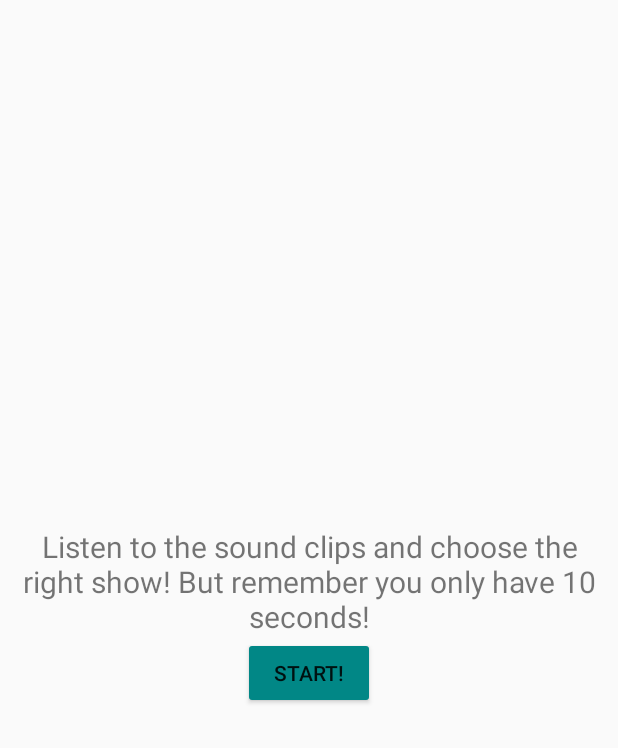
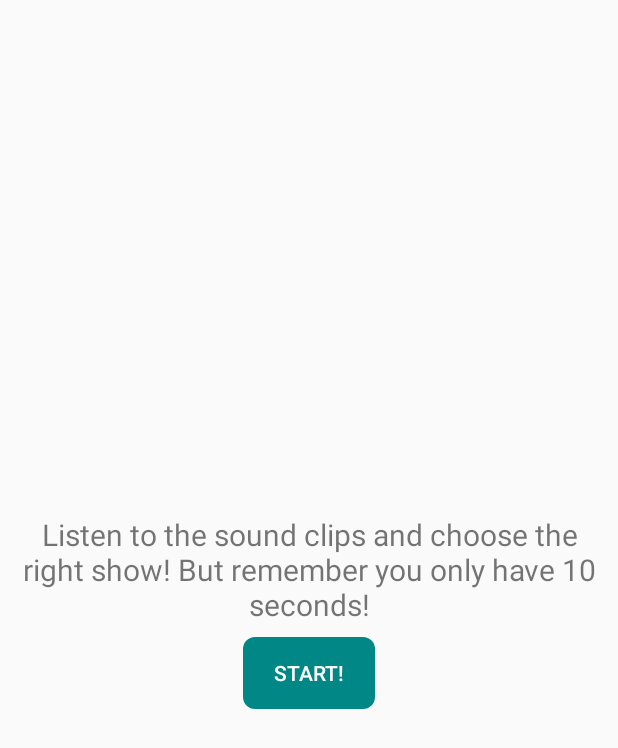
Before and after one commit to bluespacecube/Guess_That_Theme_Song, an Android app: the layout activity_game.xml on its own in the app's theme, with its tools: preview values and no code run, on a phone screen of 412 x 824 dp. Shown: the top 748 px of the screen. Run offline under Robolectric (Android 15) with nearby library versions, the phone set to English and light mode, and no system bars.

Commit message:
Fixed randomised answer options not working changes button design and fixed music timer showing to quickly

```diff
--- a/app/src/main/java/com/thomasv/guessthatthemesong/Question.java
+++ b/app/src/main/java/com/thomasv/guessthatthemesong/Question.java
@@ -1,7 +1,7 @@
 package com.thomasv.guessthatthemesong;
 
 public class Question {
-    private String[] answerChoices;
+    private final String[] answerChoices;
     private String songFileName;
     private int correctAnswerPos;
 
@@ -16,8 +16,8 @@ public class Question {
         return answerChoices;
     }
 
-    public int getCorrectAnswerPos(){
-        return correctAnswerPos;
+    public String getCorrectAnswer(){
+        return answerChoices[correctAnswerPos];
     }
 
     public String getSongFileName(){
--- /dev/null
+++ b/app/src/main/res/drawable/button2_shape.xml
@@ -0,0 +1,12 @@
+<?xml version="1.0" encoding="utf-8"?>
+<shape xmlns:android="http://schemas.android.com/apk/res/android" >
+
+    <solid android:color="@color/teal_700" />
+
+    <corners
+        android:bottomLeftRadius="8dp"
+        android:bottomRightRadius="8dp"
+        android:topLeftRadius="8dp"
+        android:topRightRadius="8dp" />
+
+</shape>
--- a/app/src/main/res/layout/activity_game.xml
+++ b/app/src/main/res/layout/activity_game.xml
@@ -26,12 +26,16 @@
 
         <Button
             android:id="@+id/start_button"
+            style="@style/Widget.AppCompat.Button.Borderless"
             android:layout_width="wrap_content"
             android:layout_height="wrap_content"
             android:layout_gravity="center"
+            android:layout_margin="8dp"
+            android:background="@drawable/button2_shape"
             android:backgroundTint="@color/main_color"
             android:onClick="startOnClick"
-            android:text="Start!" />
+            android:text="Start!"
+            android:textColor="#FFFFFF" />
     </LinearLayout>
 
     <FrameLayout
--- a/app/src/main/res/layout/activity_main.xml
+++ b/app/src/main/res/layout/activity_main.xml
@@ -29,10 +29,11 @@
 
     <Button
         android:id="@+id/button"
+        style="@style/Widget.AppCompat.Button.Borderless"
         android:layout_width="match_parent"
         android:layout_height="wrap_content"
         android:layout_margin="16dp"
-        android:backgroundTint="@color/purple_700"
+        android:background="@drawable/button_shape"
         android:onClick="buttonClick"
         android:text="Play!"
         android:textColor="#FFFFFF"
--- a/app/src/main/res/layout/fragment_correct_answer.xml
+++ b/app/src/main/res/layout/fragment_correct_answer.xml
@@ -53,10 +53,14 @@
 
                 <Button
                     android:id="@+id/inc_continue_button2"
+                    style="@style/Widget.AppCompat.Button.Borderless"
                     android:layout_width="wrap_content"
                     android:layout_height="wrap_content"
                     android:layout_gravity="center"
+                    android:layout_margin="8dp"
+                    android:background="@drawable/button2_shape"
                     android:text="Continue"
+                    android:textColor="#FFFFFF"
                     tools:layout_editor_absoluteX="88dp"
                     tools:layout_editor_absoluteY="148dp" />
 
--- a/app/src/main/res/layout/fragment_incorrect_answer.xml
+++ b/app/src/main/res/layout/fragment_incorrect_answer.xml
@@ -53,10 +53,14 @@
 
                 <Button
                     android:id="@+id/inc_continue_button2"
+                    style="@style/Widget.AppCompat.Button.Borderless"
                     android:layout_width="wrap_content"
                     android:layout_height="wrap_content"
                     android:layout_gravity="center"
+                    android:layout_margin="8dp"
+                    android:background="@drawable/button2_shape"
                     android:text="Continue"
+                    android:textColor="#FFFFFF"
                     tools:layout_editor_absoluteX="88dp"
                     tools:layout_editor_absoluteY="148dp" />
 
--- a/app/src/main/res/values/themes.xml
+++ b/app/src/main/res/values/themes.xml
@@ -1,6 +1,6 @@
 <resources xmlns:tools="http://schemas.android.com/tools">
     <!-- Base application theme. -->
-    <style name="MyTheme" parent="Theme.AppCompat.Light.DarkActionBar">
+    <style name="MyTheme" parent="Theme.AppCompat.Light.NoActionBar">
         <item name="android:forceDarkAllowed" tools:targetApi="q">false</item>
         <!-- Primary brand color. -->
         <item name="colorPrimary">@color/purple_500</item>
```
Also changed, not shown: app/src/main/java/com/thomasv/guessthatthemesong/GameActivity.java (+21 -8 lines), app/src/main/java/com/thomasv/guessthatthemesong/OptionsFragment.java (+12 -1 lines), app/src/main/res/drawable/button_shape.xml (added, +12 -0 lines), app/src/main/res/layout/fragment_options.xml (+16 -4 lines).
